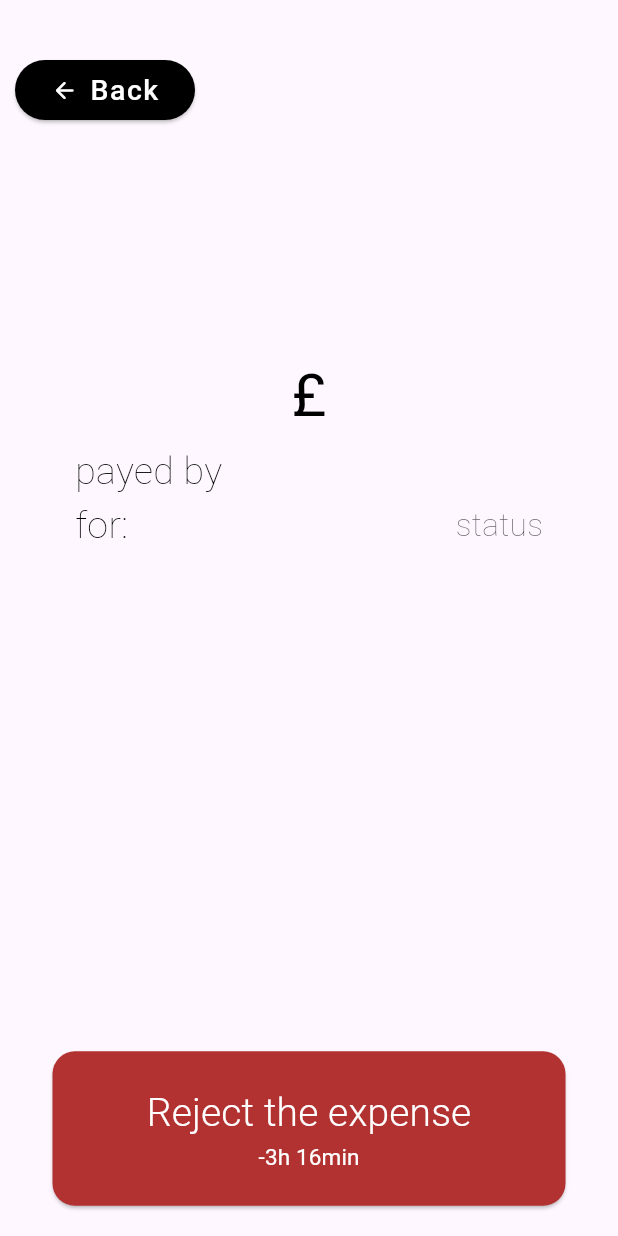
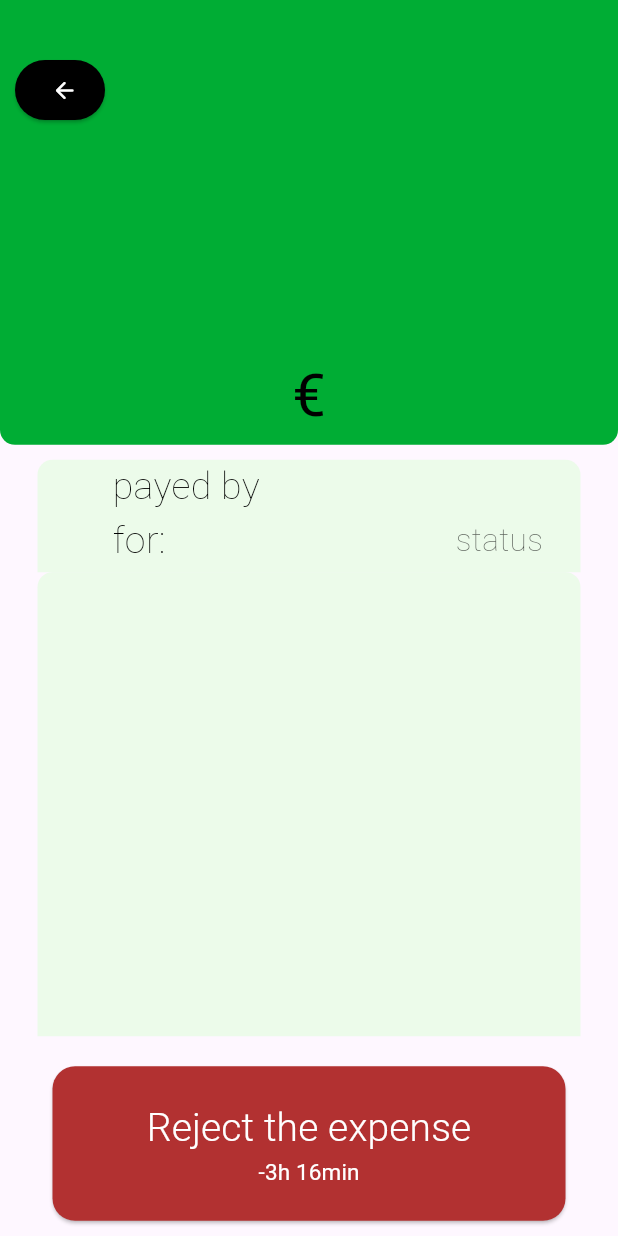
Before and after one commit to Di0nigi/hci_project, a Flutter app: the expensePage screen opened directly with empty values, on a phone screen of 412 x 824 dp. Run offline on Flutter 3.47's test engine with Material 3 defaults, Android fonts, the phone set to English and light mode, and no system bars; our stand-ins replace fluentui_system_icons; Roboto replaces fonts that are missing (impact).

Commit message:
expense page and formatting

```diff
--- a/lib/views/expensePage.dart
+++ b/lib/views/expensePage.dart
@@ -75,11 +75,20 @@ class _expensePageState extends State<expensePage> {
         width: width,
         height: height,
         child: Column(
-          crossAxisAlignment: CrossAxisAlignment.start,
+          crossAxisAlignment: CrossAxisAlignment.center,
+
           children: [
-            Padding(padding: EdgeInsets.all(20)),
             Container(
-                width: 130,
+              decoration: BoxDecoration(
+                color: Color.fromARGB(255, 0, 173, 52),
+                borderRadius: BorderRadius.only(topLeft: Radius.zero, topRight: Radius.zero, bottomLeft: Radius.circular(10), bottomRight: Radius.circular(10) )),
+              child: Column(children: [
+               Padding(padding: EdgeInsets.all(20)),
+            Row( mainAxisAlignment: MainAxisAlignment.start,
+              children :[
+                          Container(
+              color: Color.fromARGB(0, 0, 173, 52),
+                width: 70,
                 height: 40,
                 padding: EdgeInsets.fromLTRB(10, 0, 0, 0),
                 child: ElevatedButton(
@@ -92,14 +101,7 @@ class _expensePageState extends State<expensePage> {
                           Icons.arrow_back_rounded,
                           color: Colors.white,
                         ),
-                        Text(
-                          "Back",
-                          style: TextStyle(
-                              fontFamily: "Roboto",
-                              fontSize: 19,
-                              color: Color.fromARGB(255, 255, 255, 255),
-                              letterSpacing: 1),
-                        )
+
                       ],
                     ), /*child: */
                   ),
@@ -119,13 +121,15 @@ class _expensePageState extends State<expensePage> {
                   onPressed: () {
                     Navigator.pop(context);
                   },
-                )),
+                )),]),
             Padding(padding: EdgeInsets.all(20)),
             Container(
+
               width: width,
               height: height - height / 2 - height / 3.5,
-              color: Color.fromARGB(0, 255, 255, 255),
+
               padding: EdgeInsets.fromLTRB(0, 0, 0, 0),
+
               child: Column(
                 crossAxisAlignment: CrossAxisAlignment.center,
                 children: [
@@ -148,7 +152,7 @@ class _expensePageState extends State<expensePage> {
                   ),
                   Padding(padding: EdgeInsets.all(2)),
                   Text(
-                    "${this.amount}£",
+                    "${this.amount}€",
                     style: TextStyle(
                         fontFamily: "impact",
                         fontSize: 40,
@@ -157,12 +161,20 @@ class _expensePageState extends State<expensePage> {
                   )
                 ],
               ),
-            ),
+            ),])),
+            Padding(padding: EdgeInsets.all(5)),
             Container(
+              width: width-50,
+              height: height / 11,
+               decoration: BoxDecoration(
+                color: Color.fromARGB(115, 214, 255, 209), borderRadius: BorderRadius.only(bottomLeft: Radius.zero, bottomRight: Radius.zero, topLeft: Radius.circular(10), topRight: Radius.circular(10))),
+
+              child:Container(
+
                 height: height / 11,
                 width: width - 50,
                 color: Color.fromARGB(0, 255, 0, 0),
-                padding: EdgeInsets.fromLTRB(50, 0, 0, 0),
+                padding: EdgeInsets.fromLTRB(50, 0, 25, 0),
                 child: Column(
                   crossAxisAlignment: CrossAxisAlignment.start,
                   children: [
@@ -196,15 +208,19 @@ class _expensePageState extends State<expensePage> {
                       ],
                     )
                   ],
-                )),
+                )), ),
+
+
             Container(
-              padding: EdgeInsets.fromLTRB(90, 0, 0, 0),
-              width: width - 70,
+
+              padding: EdgeInsets.fromLTRB(90, 0, 50, 0),
+              width: width - 50,
               height: height -
                   (height - height / 2 - height / 3.5) -
                   height / 3 -
                   height / 13,
-              color: Color.fromARGB(0, 44, 79, 45),
+              decoration: BoxDecoration(color:Color.fromARGB(115, 214, 255, 209), borderRadius: BorderRadius.only(bottomLeft: Radius.zero, bottomRight: Radius.zero, topLeft: Radius.circular(10), topRight: Radius.circular(10))),
+
               child: ListView.builder(
                 itemCount: membersList.length,
                 itemBuilder: (BuildContext context, int index) {
@@ -295,18 +311,14 @@ class _expensePageState extends State<expensePage> {
           title: Text(
             "Do you want to reject the expense?",
             style: TextStyle(
-              fontFamily: "Roboto",
-              fontSize: 19,
+              fontFamily: "impact",
+              fontSize: 25,
               color: Color.fromARGB(255, 0, 0, 0),
             ),
           ),
           actions: [
-            TextButton(
-                onPressed: () {
-                  Navigator.pop(context);
-                },
-                child: Text("cancel")),
-            TextButton(
+            Row(children: [
+              TextButton(
                 onPressed: () {},
                 child: Container(
                     width: 130,
@@ -314,16 +326,18 @@ class _expensePageState extends State<expensePage> {
                     // padding: EdgeInsets.fromLTRB(10, 0, 0, 0),
                     child: ElevatedButton(
                       child: Text(
-                        "REJECT",
+                        "Cancel",
                         style: TextStyle(
-                            fontFamily: "Roboto",
-                            fontSize: 19,
+                            fontFamily: "impact",
+                            fontSize: 15,
                             color: Color.fromARGB(255, 0, 0, 0),
                             letterSpacing: 1),
                       ),
                       style: ButtonStyle(
+                        shadowColor:  MaterialStateProperty.all<Color>(
+                            Color.fromARGB(0, 32, 172, 0)),
                         backgroundColor: MaterialStateProperty.all<Color>(
-                            Color.fromARGB(255, 255, 0, 0)),
+                            Color.fromARGB(0, 32, 172, 0)),
                         shape:
                             MaterialStateProperty.all<RoundedRectangleBorder>(
                           RoundedRectangleBorder(
@@ -335,6 +349,37 @@ class _expensePageState extends State<expensePage> {
                         Navigator.pop(context);
                       },
                     ))),
+
+            TextButton(
+                onPressed: () {},
+                child: Container(
+                    width: 130,
+                    height: 40,
+                    // padding: EdgeInsets.fromLTRB(10, 0, 0, 0),
+                    child: ElevatedButton(
+                      child: Text(
+                        "Reject",
+                        style: TextStyle(
+                            fontFamily: "impact",
+                            fontSize: 15,
+                            color: Color.fromARGB(255, 0, 0, 0),
+                            letterSpacing: 1),
+                      ),
+                      style: ButtonStyle(
+                        backgroundColor: MaterialStateProperty.all<Color>(
+                            Color.fromARGB(255, 178, 49, 49)),
+                        shape:
+                            MaterialStateProperty.all<RoundedRectangleBorder>(
+                          RoundedRectangleBorder(
+                            borderRadius: BorderRadius.circular(25),
+                          ),
+                        ),
+                      ),
+                      onPressed: () {
+                        Navigator.pop(context);
+                      },
+                    ))),],)
+
           ],
         ),
       );
```
Also changed, not shown: tasks.txt (+2 -2 lines).
